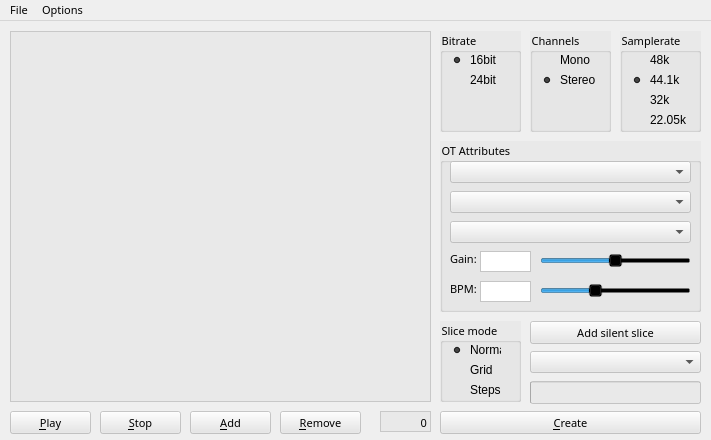
This is mainwindow.ui in KaiDrange/OctaChainer as Qt 5 draws it before an edit. The edited form follows.
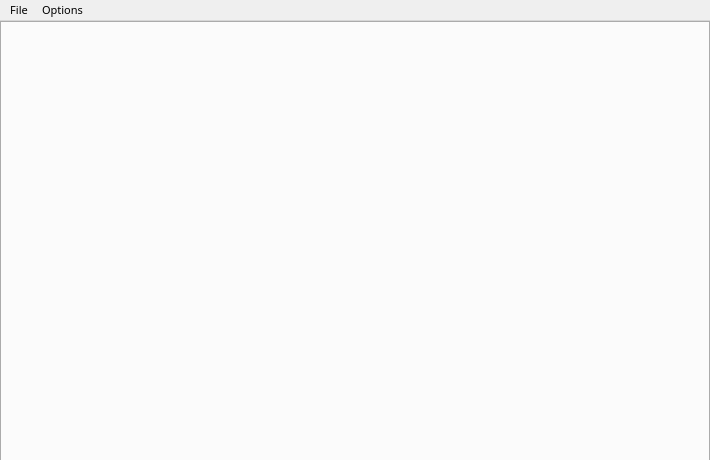
This is the edited form.

Commit message: Added Normalize slice/chain option

The edit to the form file:
```diff
--- a/mainwindow.ui
+++ b/mainwindow.ui
@@ -6,8 +6,8 @@
    <rect>
     <x>0</x>
     <y>0</y>
-    <width>711</width>
-    <height>440</height>
+    <width>710</width>
+    <height>460</height>
    </rect>
   </property>
   <property name="font">
@@ -29,705 +29,29 @@
    <string notr="true">font: 75 8pt &quot;Yamaha EBM8 Regular&quot;;</string>
   </property>
   <widget class="QWidget" name="centralWidget">
-   <widget class="QListWidget" name="listSlices">
-    <property name="geometry">
-     <rect>
-      <x>10</x>
-      <y>10</y>
-      <width>421</width>
-      <height>371</height>
-     </rect>
-    </property>
-    <property name="acceptDrops">
+   <widget class="QTabWidget" name="tabWidget">
+    <property name="enabled">
      <bool>true</bool>
     </property>
-    <property name="styleSheet">
-     <string notr="true">background-color: rgba(230, 230, 230, 150);
-selection-background-color: rgb(170, 170, 127);</string>
-    </property>
-    <property name="editTriggers">
-     <set>QAbstractItemView::EditKeyPressed</set>
-    </property>
-    <property name="dragDropMode">
-     <enum>QAbstractItemView::InternalMove</enum>
-    </property>
-    <property name="defaultDropAction">
-     <enum>Qt::IgnoreAction</enum>
-    </property>
-    <property name="textElideMode">
-     <enum>Qt::ElideRight</enum>
-    </property>
-   </widget>
-   <widget class="QPushButton" name="btnAddWav">
     <property name="geometry">
      <rect>
-      <x>190</x>
-      <y>390</y>
-      <width>81</width>
-      <height>23</height>
+      <x>0</x>
+      <y>0</y>
+      <width>710</width>
+      <height>480</height>
      </rect>
     </property>
-    <property name="styleSheet">
-     <string notr="true">background-color: rgba(230, 230, 230, 150);</string>
+    <property name="currentIndex">
+     <number>-1</number>
     </property>
-    <property name="text">
-     <string>&amp;Add</string>
-    </property>
-    <property name="shortcut">
-     <string>Meta+A</string>
-    </property>
    </widget>
-   <widget class="QPushButton" name="btnPlay">
-    <property name="geometry">
-     <rect>
-      <x>10</x>
-      <y>390</y>
-      <width>81</width>
-      <height>23</height>
-     </rect>
-    </property>
-    <property name="styleSheet">
-     <string notr="true">background-color: rgba(230, 230, 230, 150);</string>
-    </property>
-    <property name="text">
-     <string>&amp;Play</string>
-    </property>
-    <property name="shortcut">
-     <string>Meta+P</string>
-    </property>
-   </widget>
-   <widget class="QPushButton" name="btnStop">
-    <property name="geometry">
-     <rect>
-      <x>100</x>
-      <y>390</y>
-      <width>81</width>
-      <height>23</height>
-     </rect>
-    </property>
-    <property name="styleSheet">
-     <string notr="true">background-color: rgba(230, 230, 230, 150);</string>
-    </property>
-    <property name="text">
-     <string>&amp;Stop</string>
-    </property>
-    <property name="shortcut">
-     <string>Space</string>
-    </property>
-   </widget>
-   <widget class="QPushButton" name="btnRemove">
-    <property name="geometry">
-     <rect>
-      <x>280</x>
-      <y>390</y>
-      <width>81</width>
-      <height>23</height>
-     </rect>
-    </property>
-    <property name="styleSheet">
-     <string notr="true">background-color: rgba(230, 230, 230, 150);</string>
-    </property>
-    <property name="text">
-     <string>&amp;Remove</string>
-    </property>
-    <property name="shortcut">
-     <string>Meta+D</string>
-    </property>
-   </widget>
-   <widget class="QPushButton" name="btnCreate">
-    <property name="geometry">
-     <rect>
-      <x>440</x>
-      <y>390</y>
-      <width>261</width>
-      <height>23</height>
-     </rect>
-    </property>
-    <property name="styleSheet">
-     <string notr="true">background-color: rgba(230, 230, 230, 150);</string>
-    </property>
-    <property name="text">
-     <string>&amp;Create</string>
-    </property>
-    <property name="shortcut">
-     <string>Meta+C</string>
-    </property>
-   </widget>
-   <widget class="QGroupBox" name="groupBox">
-    <property name="geometry">
-     <rect>
-      <x>440</x>
-      <y>10</y>
-      <width>81</width>
-      <height>101</height>
-     </rect>
-    </property>
-    <property name="styleSheet">
-     <string notr="true">background-color: rgba(230, 230, 230, 150);</string>
-    </property>
-    <property name="title">
-     <string>Bitrate</string>
-    </property>
-    <widget class="QRadioButton" name="radio16">
-     <property name="geometry">
-      <rect>
-       <x>10</x>
-       <y>20</y>
-       <width>51</width>
-       <height>18</height>
-      </rect>
-     </property>
-     <property name="styleSheet">
-      <string notr="true">background-color: rgba(230, 230, 230, 0);</string>
-     </property>
-     <property name="text">
-      <string>16bit</string>
-     </property>
-     <property name="checked">
-      <bool>true</bool>
-     </property>
-    </widget>
-    <widget class="QRadioButton" name="radio24">
-     <property name="geometry">
-      <rect>
-       <x>10</x>
-       <y>40</y>
-       <width>51</width>
-       <height>18</height>
-      </rect>
-     </property>
-     <property name="styleSheet">
-      <string notr="true">background-color: rgba(230, 230, 230, 0);</string>
-     </property>
-     <property name="text">
-      <string>24bit</string>
-     </property>
-    </widget>
-   </widget>
-   <widget class="QGroupBox" name="groupBox_2">
-    <property name="geometry">
-     <rect>
-      <x>530</x>
-      <y>10</y>
-      <width>81</width>
-      <height>101</height>
-     </rect>
-    </property>
-    <property name="styleSheet">
-     <string notr="true">background-color: rgba(230, 230, 230, 150);</string>
-    </property>
-    <property name="title">
-     <string>Channels</string>
-    </property>
-    <widget class="QRadioButton" name="radioMono">
-     <property name="geometry">
-      <rect>
-       <x>10</x>
-       <y>20</y>
-       <width>61</width>
-       <height>18</height>
-      </rect>
-     </property>
-     <property name="styleSheet">
-      <string notr="true">background-color: rgba(230, 230, 230, 0);</string>
-     </property>
-     <property name="text">
-      <string>Mono</string>
-     </property>
-    </widget>
-    <widget class="QRadioButton" name="radioStereo">
-     <property name="geometry">
-      <rect>
-       <x>10</x>
-       <y>40</y>
-       <width>61</width>
-       <height>18</height>
-      </rect>
-     </property>
-     <property name="styleSheet">
-      <string notr="true">background-color: rgba(230, 230, 230, 0);</string>
-     </property>
-     <property name="text">
-      <string>Stereo</string>
-     </property>
-     <property name="checked">
-      <bool>true</bool>
-     </property>
-    </widget>
-   </widget>
-   <widget class="QGroupBox" name="groupBox_3">
-    <property name="geometry">
-     <rect>
-      <x>620</x>
-      <y>10</y>
-      <width>81</width>
-      <height>101</height>
-     </rect>
-    </property>
-    <property name="styleSheet">
-     <string notr="true">background-color: rgba(230, 230, 230, 150);</string>
-    </property>
-    <property name="title">
-     <string>Samplerate</string>
-    </property>
-    <widget class="QRadioButton" name="radio44">
-     <property name="geometry">
-      <rect>
-       <x>10</x>
-       <y>40</y>
-       <width>61</width>
-       <height>18</height>
-      </rect>
-     </property>
-     <property name="styleSheet">
-      <string notr="true">background-color: rgba(230, 230, 230, 0);</string>
-     </property>
-     <property name="text">
-      <string>44.1k</string>
-     </property>
-     <property name="checked">
-      <bool>true</bool>
-     </property>
-    </widget>
-    <widget class="QRadioButton" name="radio32">
-     <property name="geometry">
-      <rect>
-       <x>10</x>
-       <y>60</y>
-       <width>61</width>
-       <height>18</height>
-      </rect>
-     </property>
-     <property name="styleSheet">
-      <string notr="true">background-color: rgba(230, 230, 230, 0);</string>
-     </property>
-     <property name="text">
-      <string>32k</string>
-     </property>
-    </widget>
-    <widget class="QRadioButton" name="radio22">
-     <property name="geometry">
-      <rect>
-       <x>10</x>
-       <y>80</y>
-       <width>61</width>
-       <height>18</height>
-      </rect>
-     </property>
-     <property name="styleSheet">
-      <string notr="true">background-color: rgba(230, 230, 230, 0);</string>
-     </property>
-     <property name="text">
-      <string>22.05k</string>
-     </property>
-    </widget>
-    <widget class="QRadioButton" name="radio48">
-     <property name="geometry">
-      <rect>
-       <x>10</x>
-       <y>20</y>
-       <width>61</width>
-       <height>18</height>
-      </rect>
-     </property>
-     <property name="styleSheet">
-      <string notr="true">background-color: rgba(230, 230, 230, 0);</string>
-     </property>
-     <property name="text">
-      <string>48k</string>
-     </property>
-    </widget>
-   </widget>
-   <widget class="QGraphicsView" name="graphicsView_2">
-    <property name="geometry">
-     <rect>
-      <x>380</x>
-      <y>390</y>
-      <width>51</width>
-      <height>21</height>
-     </rect>
-    </property>
-    <property name="styleSheet">
-     <string notr="true">background-color: rgba(230, 230, 230, 150);</string>
-    </property>
-   </widget>
-   <widget class="QLabel" name="lblSliceCOunt">
-    <property name="geometry">
-     <rect>
-      <x>380</x>
-      <y>395</y>
-      <width>47</width>
-      <height>13</height>
-     </rect>
-    </property>
-    <property name="text">
-     <string>0</string>
-    </property>
-    <property name="alignment">
-     <set>Qt::AlignRight|Qt::AlignTrailing|Qt::AlignVCenter</set>
-    </property>
-   </widget>
-   <widget class="QGroupBox" name="groupBox_4">
-    <property name="geometry">
-     <rect>
-      <x>440</x>
-      <y>120</y>
-      <width>261</width>
-      <height>171</height>
-     </rect>
-    </property>
-    <property name="styleSheet">
-     <string notr="true">background-color: rgba(230, 230, 230, 150);</string>
-    </property>
-    <property name="title">
-     <string>OT Attributes</string>
-    </property>
-    <widget class="QComboBox" name="dropLoop">
-     <property name="geometry">
-      <rect>
-       <x>10</x>
-       <y>50</y>
-       <width>241</width>
-       <height>22</height>
-      </rect>
-     </property>
-     <property name="styleSheet">
-      <string notr="true">background-color: rgba(230, 230, 230, 150);</string>
-     </property>
-    </widget>
-    <widget class="QComboBox" name="dropStretch">
-     <property name="geometry">
-      <rect>
-       <x>10</x>
-       <y>20</y>
-       <width>241</width>
-       <height>22</height>
-      </rect>
-     </property>
-     <property name="styleSheet">
-      <string notr="true">background-color: rgba(230, 230, 230, 150);</string>
-     </property>
-    </widget>
-    <widget class="QSlider" name="sliderGain">
-     <property name="geometry">
-      <rect>
-       <x>100</x>
-       <y>110</y>
-       <width>151</width>
-       <height>20</height>
-      </rect>
-     </property>
-     <property name="styleSheet">
-      <string notr="true">background-color: rgba(0, 0, 0, 0);</string>
-     </property>
-     <property name="minimum">
-      <number>-48</number>
-     </property>
-     <property name="maximum">
-      <number>48</number>
-     </property>
-     <property name="singleStep">
-      <number>1</number>
-     </property>
-     <property name="orientation">
-      <enum>Qt::Horizontal</enum>
-     </property>
-     <property name="tickPosition">
-      <enum>QSlider::NoTicks</enum>
-     </property>
-     <property name="tickInterval">
-      <number>1</number>
-     </property>
-    </widget>
-    <widget class="QLabel" name="lblGain">
-     <property name="geometry">
-      <rect>
-       <x>10</x>
-       <y>110</y>
-       <width>71</width>
-       <height>16</height>
-      </rect>
-     </property>
-     <property name="font">
-      <font>
-       <family>Yamaha EBM8 Regular</family>
-       <pointsize>8</pointsize>
-       <weight>9</weight>
-       <italic>false</italic>
-       <bold>false</bold>
-      </font>
-     </property>
-     <property name="autoFillBackground">
-      <bool>false</bool>
-     </property>
-     <property name="styleSheet">
-      <string notr="true">background-color: rgba(0, 0, 0, 0);</string>
-     </property>
-     <property name="text">
-      <string>Gain:</string>
-     </property>
-    </widget>
-    <widget class="QLabel" name="lblBPM">
-     <property name="geometry">
-      <rect>
-       <x>10</x>
-       <y>140</y>
-       <width>71</width>
-       <height>16</height>
-      </rect>
-     </property>
-     <property name="font">
-      <font>
-       <family>Yamaha EBM8 Regular</family>
-       <pointsize>8</pointsize>
-       <weight>9</weight>
-       <italic>false</italic>
-       <bold>false</bold>
-      </font>
-     </property>
-     <property name="autoFillBackground">
-      <bool>false</bool>
-     </property>
-     <property name="styleSheet">
-      <string notr="true">background-color: rgba(0, 0, 0, 0);</string>
-     </property>
-     <property name="text">
-      <string>BPM:</string>
-     </property>
-    </widget>
-    <widget class="QSlider" name="sliderBPM">
-     <property name="geometry">
-      <rect>
-       <x>100</x>
-       <y>140</y>
-       <width>151</width>
-       <height>20</height>
-      </rect>
-     </property>
-     <property name="styleSheet">
-      <string notr="true">background-color: rgba(0, 0, 0, 0);</string>
-     </property>
-     <property name="minimum">
-      <number>120</number>
-     </property>
-     <property name="maximum">
-      <number>1200</number>
-     </property>
-     <property name="singleStep">
-      <number>1</number>
-     </property>
-     <property name="pageStep">
-      <number>40</number>
-     </property>
-     <property name="value">
-      <number>500</number>
-     </property>
-     <property name="orientation">
-      <enum>Qt::Horizontal</enum>
-     </property>
-     <property name="tickPosition">
-      <enum>QSlider::NoTicks</enum>
-     </property>
-     <property name="tickInterval">
-      <number>1</number>
-     </property>
-    </widget>
-    <widget class="QComboBox" name="dropQuant">
-     <property name="geometry">
-      <rect>
-       <x>10</x>
-       <y>80</y>
-       <width>241</width>
-       <height>22</height>
-      </rect>
-     </property>
-     <property name="styleSheet">
-      <string notr="true">background-color: rgba(230, 230, 230, 150);</string>
-     </property>
-    </widget>
-    <widget class="QPlainTextEdit" name="txtGainValue">
-     <property name="geometry">
-      <rect>
-       <x>40</x>
-       <y>110</y>
-       <width>51</width>
-       <height>21</height>
-      </rect>
-     </property>
-     <property name="styleSheet">
-      <string notr="true">background-color: rgb(255, 255, 255);</string>
-     </property>
-     <property name="verticalScrollBarPolicy">
-      <enum>Qt::ScrollBarAlwaysOff</enum>
-     </property>
-     <property name="horizontalScrollBarPolicy">
-      <enum>Qt::ScrollBarAlwaysOff</enum>
-     </property>
-    </widget>
-    <widget class="QPlainTextEdit" name="txtBPMValue">
-     <property name="geometry">
-      <rect>
-       <x>40</x>
-       <y>140</y>
-       <width>51</width>
-       <height>21</height>
-      </rect>
-     </property>
-     <property name="styleSheet">
-      <string notr="true">background-color: rgb(255, 255, 255);</string>
-     </property>
-     <property name="verticalScrollBarPolicy">
-      <enum>Qt::ScrollBarAlwaysOff</enum>
-     </property>
-     <property name="horizontalScrollBarPolicy">
-      <enum>Qt::ScrollBarAlwaysOff</enum>
-     </property>
-    </widget>
-   </widget>
-   <widget class="QGroupBox" name="groupBoxSlicemode">
-    <property name="geometry">
-     <rect>
-      <x>440</x>
-      <y>300</y>
-      <width>81</width>
-      <height>81</height>
-     </rect>
-    </property>
-    <property name="styleSheet">
-     <string notr="true">background-color: rgba(230, 230, 230, 150);</string>
-    </property>
-    <property name="title">
-     <string>Slice mode</string>
-    </property>
-    <widget class="QRadioButton" name="radioSliceNormal">
-     <property name="geometry">
-      <rect>
-       <x>10</x>
-       <y>20</y>
-       <width>51</width>
-       <height>18</height>
-      </rect>
-     </property>
-     <property name="styleSheet">
-      <string notr="true">background-color: rgba(230, 230, 230, 0);</string>
-     </property>
-     <property name="text">
-      <string>Normal</string>
-     </property>
-     <property name="checked">
-      <bool>true</bool>
-     </property>
-    </widget>
-    <widget class="QRadioButton" name="radioSliceGrid">
-     <property name="geometry">
-      <rect>
-       <x>10</x>
-       <y>40</y>
-       <width>51</width>
-       <height>18</height>
-      </rect>
-     </property>
-     <property name="styleSheet">
-      <string notr="true">background-color: rgba(230, 230, 230, 0);</string>
-     </property>
-     <property name="text">
-      <string>Grid</string>
-     </property>
-     <property name="checked">
-      <bool>false</bool>
-     </property>
-    </widget>
-    <widget class="QRadioButton" name="radioSliceSteps">
-     <property name="geometry">
-      <rect>
-       <x>10</x>
-       <y>60</y>
-       <width>51</width>
-       <height>18</height>
-      </rect>
-     </property>
-     <property name="styleSheet">
-      <string notr="true">background-color: rgba(230, 230, 230, 0);</string>
-     </property>
-     <property name="text">
-      <string>Steps</string>
-     </property>
-     <property name="checked">
-      <bool>false</bool>
-     </property>
-    </widget>
-   </widget>
-   <widget class="QPushButton" name="btnAddSilence">
-    <property name="geometry">
-     <rect>
-      <x>530</x>
-      <y>300</y>
-      <width>171</width>
-      <height>23</height>
-     </rect>
-    </property>
-    <property name="styleSheet">
-     <string notr="true">background-color: rgba(230, 230, 230, 150);</string>
-    </property>
-    <property name="text">
-     <string>Add silent slice</string>
-    </property>
-   </widget>
-   <widget class="QComboBox" name="dropSlicePerSteps">
-    <property name="geometry">
-     <rect>
-      <x>530</x>
-      <y>330</y>
-      <width>171</width>
-      <height>22</height>
-     </rect>
-    </property>
-    <property name="styleSheet">
-     <string notr="true">background-color: rgba(230, 230, 230, 150);</string>
-    </property>
-   </widget>
-   <widget class="QProgressBar" name="progressBar">
-    <property name="geometry">
-     <rect>
-      <x>530</x>
-      <y>360</y>
-      <width>171</width>
-      <height>23</height>
-     </rect>
-    </property>
-    <property name="styleSheet">
-     <string notr="true">background-color: rgba(230, 230, 230, 150);</string>
-    </property>
-    <property name="value">
-     <number>0</number>
-    </property>
-    <property name="textVisible">
-     <bool>false</bool>
-    </property>
-   </widget>
-   <zorder>btnStop</zorder>
-   <zorder>btnAddWav</zorder>
-   <zorder>btnPlay</zorder>
-   <zorder>btnRemove</zorder>
-   <zorder>btnCreate</zorder>
-   <zorder>groupBox_3</zorder>
-   <zorder>groupBox_2</zorder>
-   <zorder>listSlices</zorder>
-   <zorder>groupBox</zorder>
-   <zorder>graphicsView_2</zorder>
-   <zorder>lblSliceCOunt</zorder>
-   <zorder>groupBox_4</zorder>
-   <zorder>groupBoxSlicemode</zorder>
-   <zorder>btnAddSilence</zorder>
-   <zorder>dropSlicePerSteps</zorder>
-   <zorder>progressBar</zorder>
   </widget>
   <widget class="QMenuBar" name="menuBar">
    <property name="geometry">
     <rect>
      <x>0</x>
      <y>0</y>
-     <width>711</width>
+     <width>710</width>
      <height>22</height>
     </rect>
    </property>
```
The commit also changes 8 other files.
